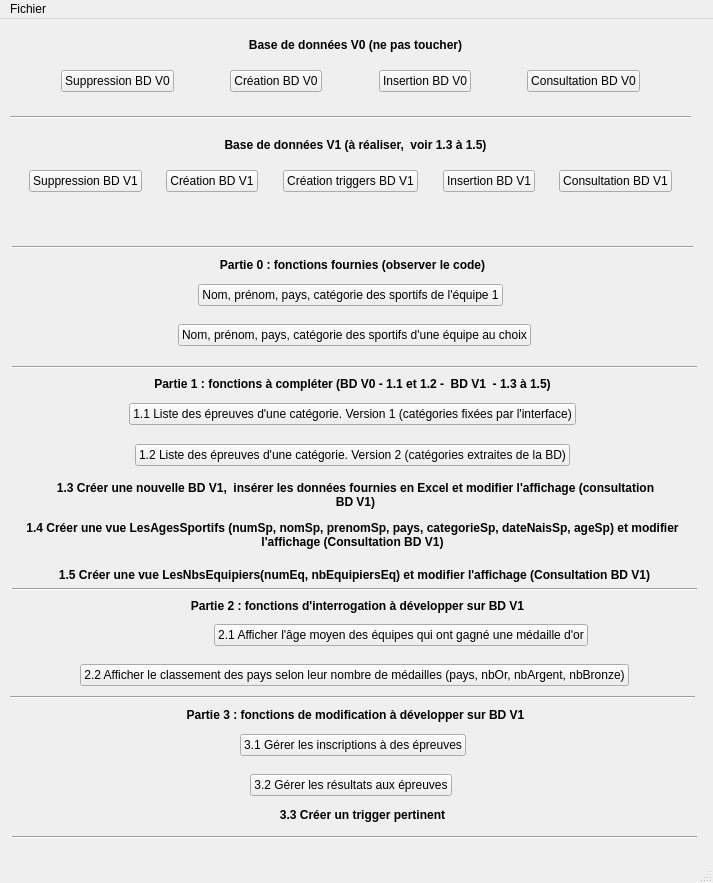
First picture: the form in gui/mainWindow.ui, repository ParadauxIO/cebd-proj-partie2, before the edit.
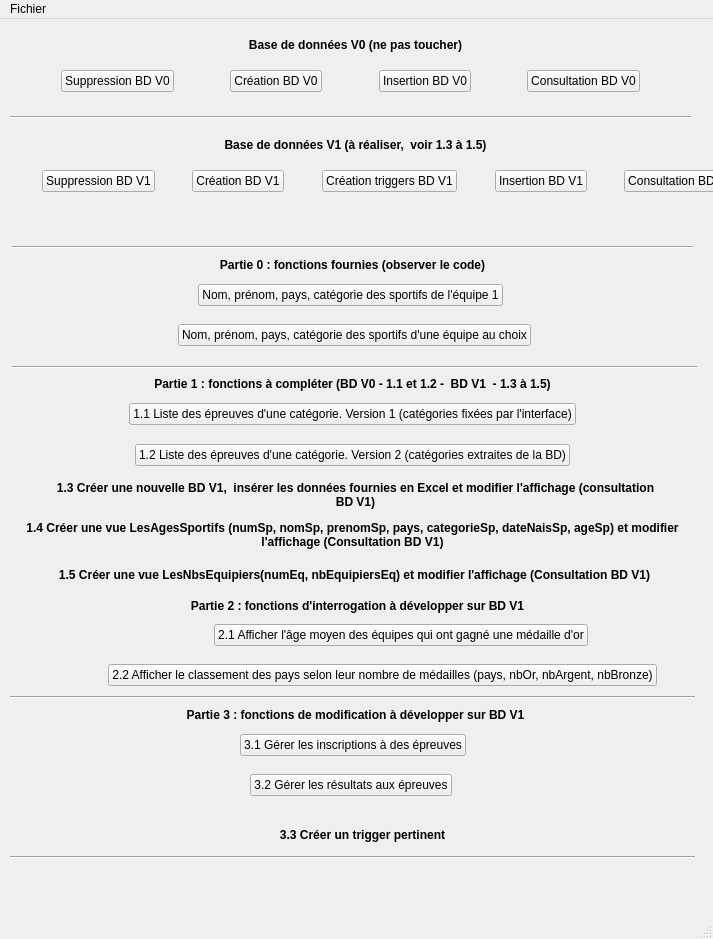
Second picture: the form after the edit.

Commit message: Setup request 2 window

```diff
--- a/gui/mainWindow.ui
+++ b/gui/mainWindow.ui
@@ -7,7 +7,7 @@
     <x>0</x>
     <y>0</y>
     <width>713</width>
-    <height>883</height>
+    <height>939</height>
    </rect>
   </property>
   <property name="windowTitle">
@@ -194,19 +194,6 @@
      <bool>true</bool>
     </property>
    </widget>
-   <widget class="Line" name="line_partie_2">
-    <property name="geometry">
-     <rect>
-      <x>12</x>
-      <y>562</y>
-      <width>685</width>
-      <height>16</height>
-     </rect>
-    </property>
-    <property name="orientation">
-     <enum>Qt::Horizontal</enum>
-    </property>
-   </widget>
    <widget class="QLabel" name="label_partie_2">
     <property name="geometry">
      <rect>
@@ -267,8 +254,8 @@
    <widget class="Line" name="line_fin">
     <property name="geometry">
      <rect>
-      <x>12</x>
-      <y>810</y>
+      <x>10</x>
+      <y>830</y>
       <width>685</width>
       <height>16</height>
      </rect>
@@ -550,7 +537,7 @@
      <rect>
       <x>12</x>
       <y>640</y>
-      <width>685</width>
+      <width>741</width>
       <height>32</height>
      </rect>
     </property>
@@ -774,7 +761,7 @@
     <property name="geometry">
      <rect>
       <x>20</x>
-      <y>780</y>
+      <y>800</y>
       <width>685</width>
       <height>31</height>
      </rect>
@@ -800,7 +787,7 @@
      <rect>
       <x>10</x>
       <y>140</y>
-      <width>681</width>
+      <width>759</width>
       <height>44</height>
      </rect>
     </property>
```
The commit also changes 3 other files.
